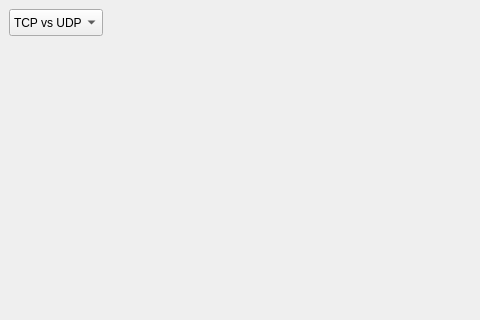
Above: statwindow.ui from AONunan/FinalYearProject before the change; both pictures show x 0 to 480 and y 0 to 320 of the 587 by 410 pixel window. Below: the same form after it.
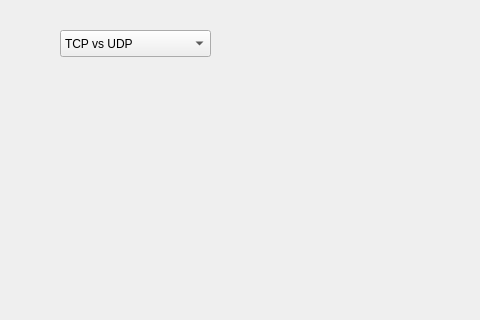
That is the form after the change.

Commit message: Implemented switching between charts

What changed in the file:
```diff
--- a/statwindow.ui
+++ b/statwindow.ui
@@ -16,9 +16,9 @@
   <widget class="QComboBox" name="comboBox_display_option">
    <property name="geometry">
     <rect>
-     <x>9</x>
-     <y>9</y>
-     <width>94</width>
+     <x>60</x>
+     <y>30</y>
+     <width>151</width>
      <height>27</height>
     </rect>
    </property>
@@ -27,16 +27,11 @@
      <string>TCP vs UDP</string>
     </property>
    </item>
-  </widget>
-  <widget class="QWidget" name="widget_graph" native="true">
-   <property name="geometry">
-    <rect>
-     <x>9</x>
-     <y>42</y>
-     <width>451</width>
-     <height>271</height>
-    </rect>
-   </property>
+   <item>
+    <property name="text">
+     <string>Chart 2</string>
+    </property>
+   </item>
   </widget>
  </widget>
  <resources/>
```
Left out of the diff: 2 changed lines with no effect on the pictures. The commit also changes 2 other files.
